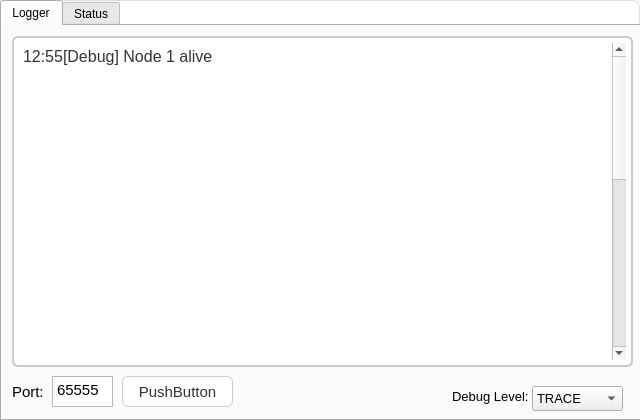
Before: the Qt Designer form main_window.ui in MooN-Framework/MooN-diag-tool, drawn with Qt 5.
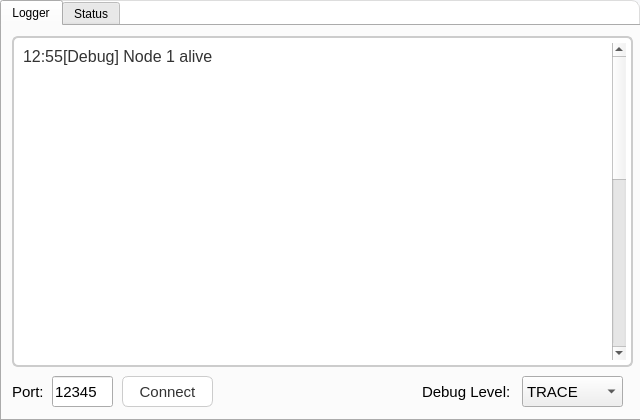
After: the same form once the commit is applied.

Diff of the .ui file:
```diff
--- a/main_window.ui
+++ b/main_window.ui
@@ -177,15 +177,15 @@
      <widget class="QComboBox" name="debug_level_comboBox">
       <property name="geometry">
        <rect>
-        <x>530</x>
-        <y>360</y>
-        <width>91</width>
-        <height>25</height>
+        <x>520</x>
+        <y>350</y>
+        <width>101</width>
+        <height>31</height>
        </rect>
       </property>
       <property name="font">
        <font>
-        <pointsize>10</pointsize>
+        <pointsize>11</pointsize>
        </font>
       </property>
       <item>
@@ -217,57 +217,21 @@
      <widget class="QLabel" name="label_2">
       <property name="geometry">
        <rect>
-        <x>450</x>
-        <y>360</y>
-        <width>81</width>
-        <height>21</height>
+        <x>420</x>
+        <y>350</y>
+        <width>101</width>
+        <height>31</height>
        </rect>
       </property>
       <property name="font">
        <font>
-        <pointsize>10</pointsize>
+        <pointsize>11</pointsize>
        </font>
       </property>
       <property name="text">
        <string>Debug Level:</string>
       </property>
      </widget>
-     <widget class="QPlainTextEdit" name="plainTextEdit_2">
-      <property name="geometry">
-       <rect>
-        <x>50</x>
-        <y>350</y>
-        <width>61</width>
-        <height>31</height>
-       </rect>
-      </property>
-      <property name="font">
-       <font>
-        <pointsize>11</pointsize>
-       </font>
-      </property>
-      <property name="layoutDirection">
-       <enum>Qt::LayoutDirection::LeftToRight</enum>
-      </property>
-      <property name="verticalScrollBarPolicy">
-       <enum>Qt::ScrollBarPolicy::ScrollBarAlwaysOff</enum>
-      </property>
-      <property name="horizontalScrollBarPolicy">
-       <enum>Qt::ScrollBarPolicy::ScrollBarAlwaysOff</enum>
-      </property>
-      <property name="lineWrapMode">
-       <enum>QPlainTextEdit::LineWrapMode::WidgetWidth</enum>
-      </property>
-      <property name="plainText">
-       <string>65555</string>
-      </property>
-      <property name="maximumBlockCount">
-       <number>0</number>
-      </property>
-      <property name="backgroundVisible">
-       <bool>false</bool>
-      </property>
-     </widget>
      <widget class="QLabel" name="label_3">
       <property name="geometry">
        <rect>
@@ -294,7 +258,7 @@
        <rect>
         <x>120</x>
         <y>350</y>
-        <width>111</width>
+        <width>91</width>
         <height>31</height>
        </rect>
       </property>
@@ -307,7 +271,25 @@
        </font>
       </property>
       <property name="text">
-       <string>PushButton</string>
+       <string>Connect</string>
+      </property>
+     </widget>
+     <widget class="QLineEdit" name="portLineEdit">
+      <property name="geometry">
+       <rect>
+        <x>50</x>
+        <y>350</y>
+        <width>61</width>
+        <height>31</height>
+       </rect>
+      </property>
+      <property name="font">
+       <font>
+        <pointsize>11</pointsize>
+       </font>
+      </property>
+      <property name="text">
+       <string>12345</string>
       </property>
      </widget>
     </widget>
```
Left out of the diff: 2 changed lines with no effect on the pictures.
